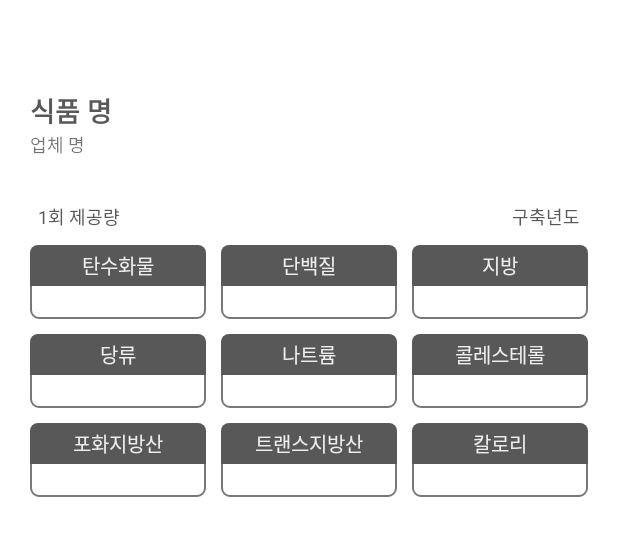
After one commit to GONI95/BMICalculator, an Android app: the layout layout_detail_food_ntr_irdnt.xml on its own in the app's theme, with its tools: preview values and no code run, on a phone screen of 412 x 824 dp. The commit adds this screen. Shown: the top 536 px of the screen. Run offline under Robolectric (Android 15) with nearby library versions, the phone set to English and light mode, and no system bars.

Commit message:
Feat : RecyclerView ItemDecoration 구현 / BottomSheetDialog 구현
1. 어디에서나 표시할 수 있는 BottomSheetDialogFragment를 이용하는 Madal을 사용해 구현
2. RecyclerView에 구분선을 그리기 위해 ItemDecoration을 상속받아 구현한 LinearDividerDecoration.kt / 구분선 역할을 디자인한 bg_divider_design.xml

Resolve: #7

```diff
--- /dev/null
+++ b/app/src/main/java/sang/gondroid/calingredientfood/presentation/util/Constants.kt
@@ -0,0 +1,5 @@
+package sang.gondroid.calingredientfood.presentation.util
+
+object Constants {
+    const val BOTTOM_SHEET_TAG : String = "FOOD_NTR_IRDNT_BOTTOM_SHEET"
+}
--- /dev/null
+++ b/app/src/main/res/drawable/bg_dome_bottom_design.xml
@@ -0,0 +1,18 @@
+<?xml version="1.0" encoding="utf-8"?>
+<layer-list xmlns:android="http://schemas.android.com/apk/res/android" >
+
+    <item
+        android:top="-2dp">
+        <shape>
+            <solid android:color="@android:color/transparent" />
+
+            <stroke
+                android:width="1dp"
+                android:color="@color/color_primary" />
+            <corners
+                android:bottomLeftRadius="5dp"
+                android:bottomRightRadius="5dp" />
+        </shape>
+    </item>
+
+</layer-list>
--- /dev/null
+++ b/app/src/main/res/drawable/bg_dome_top_design.xml
@@ -0,0 +1,8 @@
+<?xml version="1.0" encoding="UTF-8"?>
+<shape xmlns:android="http://schemas.android.com/apk/res/android"
+    android:shape="rectangle">
+    <solid android:color="@color/color_primary" />
+    <corners
+        android:topLeftRadius="5dp"
+        android:topRightRadius="5dp" />
+</shape>
--- /dev/null
+++ b/app/src/main/res/layout/layout_detail_food_ntr_irdnt.xml
@@ -0,0 +1,306 @@
+<?xml version="1.0" encoding="utf-8"?>
+<layout xmlns:android="http://schemas.android.com/apk/res/android"
+    xmlns:app="http://schemas.android.com/apk/res-auto"
+    xmlns:tools="http://schemas.android.com/tools">
+
+    <data>
+        <variable
+            name="model"
+            type="sang.gondroid.calingredientfood.domain.model.FoodNtrIrdntModel" />
+    </data>
+
+    <androidx.constraintlayout.widget.ConstraintLayout
+        android:layout_width="match_parent"
+        android:layout_height="wrap_content"
+        android:padding="10dp">
+
+        <TextView
+            android:id="@+id/foodNtrIrdnt_beginYear_textView"
+            android:layout_width="wrap_content"
+            android:layout_height="wrap_content"
+            android:layout_marginEnd="5dp"
+            android:text="@{@string/begin_year_desc_info(model.beginYear)}"
+            android:textColor="@color/color_on_secondary"
+            android:textSize="12sp"
+            app:layout_constraintEnd_toEndOf="@+id/foodNtrIrdnt_fat_textView"
+            app:layout_constraintTop_toTopOf="@+id/foodNtrIrdnt_serving_weight_textView"
+            tools:text="구축년도" />
+
+        <TextView
+            android:id="@+id/foodNtrIrdnt_description_kor_textView"
+            android:layout_width="0dp"
+            android:layout_height="wrap_content"
+            android:layout_marginStart="10dp"
+            android:layout_marginTop="50dp"
+            android:layout_marginEnd="10dp"
+            android:maxLines="2"
+            android:text="@{model.descriptionKOR}"
+            android:textColor="@color/color_on_secondary"
+            android:textSize="18sp"
+            android:textStyle="bold"
+            app:layout_constraintEnd_toEndOf="parent"
+            app:layout_constraintStart_toStartOf="parent"
+            app:layout_constraintTop_toTopOf="parent"
+            tools:text="식품 명" />
+
+        <TextView
+            android:id="@+id/foodNtrIrdnt_company_textView"
+            android:layout_width="0dp"
+            android:layout_height="wrap_content"
+            android:layout_marginEnd="10dp"
+            android:maxLines="1"
+            android:text="@{model.company}"
+            android:textSize="12sp"
+            app:layout_constraintEnd_toEndOf="@+id/foodNtrIrdnt_description_kor_textView"
+            app:layout_constraintStart_toStartOf="@+id/foodNtrIrdnt_description_kor_textView"
+            app:layout_constraintTop_toBottomOf="@+id/foodNtrIrdnt_description_kor_textView"
+            tools:text="업체 명" />
+
+        <TextView
+            android:id="@+id/foodNtrIrdnt_serving_weight_textView"
+            android:layout_width="0dp"
+            android:layout_height="wrap_content"
+            android:layout_marginStart="5dp"
+            android:layout_marginTop="30dp"
+            android:layout_marginEnd="10dp"
+            android:text="@{@string/serving_weight_desc_info(model.servingWeight)}"
+            android:textColor="@color/color_on_secondary"
+            android:textSize="12sp"
+            app:layout_constraintEnd_toStartOf="@+id/foodNtrIrdnt_beginYear_textView"
+            app:layout_constraintStart_toStartOf="@+id/foodNtrIrdnt_description_kor_textView"
+            app:layout_constraintTop_toBottomOf="@+id/foodNtrIrdnt_company_textView"
+            tools:text="1회 제공량" />
+
+        <!-- ==================================================== 구분선 ==================================================== -->
+
+        <TextView
+            android:id="@+id/foodNtrIrdnt_carbohydrate_textView"
+            style="@style/Theme.CalIngredientFood.Dome.Top.TextView"
+            android:layout_width="0dp"
+            android:layout_height="wrap_content"
+            android:layout_marginTop="10dp"
+            android:backgroundTint="@color/color_on_secondary"
+            android:text="@string/carbohydrate"
+            app:layout_constraintEnd_toStartOf="@+id/foodNtrIrdnt_protein_textView"
+            app:layout_constraintStart_toStartOf="@+id/foodNtrIrdnt_description_kor_textView"
+            app:layout_constraintTop_toBottomOf="@+id/foodNtrIrdnt_serving_weight_textView" />
+
+        <TextView
+            android:id="@+id/foodNtrIrdnt_carbohydrate_info_textView"
+            style="@style/Theme.CalIngredientFood.Dome.Bottom.TextView"
+            android:layout_width="0dp"
+            android:layout_height="wrap_content"
+            android:backgroundTint="@color/color_on_light_secondary"
+            android:text="@{@string/carbohydrate_info(model.carbohydrate)}"
+            app:layout_constraintEnd_toEndOf="@+id/foodNtrIrdnt_carbohydrate_textView"
+            app:layout_constraintHorizontal_bias="1.0"
+            app:layout_constraintStart_toStartOf="@+id/foodNtrIrdnt_carbohydrate_textView"
+            app:layout_constraintTop_toBottomOf="@+id/foodNtrIrdnt_carbohydrate_textView" />
+
+        <!-- ==================================================== 구분선 ==================================================== -->
+
+        <TextView
+            android:id="@+id/foodNtrIrdnt_protein_textView"
+            style="@style/Theme.CalIngredientFood.Dome.Top.TextView"
+            android:layout_width="0dp"
+            android:layout_height="wrap_content"
+            android:layout_marginStart="10dp"
+            android:backgroundTint="@color/color_on_secondary"
+            android:text="@string/protein"
+            app:layout_constraintEnd_toStartOf="@+id/foodNtrIrdnt_fat_textView"
+            app:layout_constraintStart_toEndOf="@+id/foodNtrIrdnt_carbohydrate_textView"
+            app:layout_constraintTop_toTopOf="@+id/foodNtrIrdnt_carbohydrate_textView" />
+
+        <TextView
+            android:id="@+id/foodNtrIrdnt_protein_info_textView"
+            style="@style/Theme.CalIngredientFood.Dome.Bottom.TextView"
+            android:layout_width="0dp"
+            android:layout_height="wrap_content"
+            android:backgroundTint="@color/color_on_light_secondary"
+            android:text="@{@string/protein_info(model.protein)}"
+            app:layout_constraintEnd_toEndOf="@+id/foodNtrIrdnt_protein_textView"
+            app:layout_constraintStart_toStartOf="@+id/foodNtrIrdnt_protein_textView"
+            app:layout_constraintTop_toBottomOf="@+id/foodNtrIrdnt_protein_textView" />
+
+        <!-- ==================================================== 구분선 ==================================================== -->
+
+        <TextView
+            android:id="@+id/foodNtrIrdnt_fat_textView"
+            style="@style/Theme.CalIngredientFood.Dome.Top.TextView"
+            android:layout_width="0dp"
+            android:layout_height="wrap_content"
+            android:layout_marginStart="10dp"
+            android:backgroundTint="@color/color_on_secondary"
+            android:text="@string/fat"
+            app:layout_constraintEnd_toEndOf="@+id/foodNtrIrdnt_description_kor_textView"
+            app:layout_constraintStart_toEndOf="@+id/foodNtrIrdnt_protein_textView"
+            app:layout_constraintTop_toTopOf="@+id/foodNtrIrdnt_carbohydrate_textView" />
+
+        <TextView
+            android:id="@+id/foodNtrIrdnt_fat_info_textView"
+            style="@style/Theme.CalIngredientFood.Dome.Bottom.TextView"
+            android:layout_width="0dp"
+            android:layout_height="wrap_content"
+            android:backgroundTint="@color/color_on_light_secondary"
+            android:text="@{@string/fat_info(model.fat)}"
+            app:layout_constraintEnd_toEndOf="@+id/foodNtrIrdnt_fat_textView"
+            app:layout_constraintStart_toStartOf="@+id/foodNtrIrdnt_fat_textView"
+            app:layout_constraintTop_toBottomOf="@+id/foodNtrIrdnt_fat_textView" />
+
+        <!-- ==================================================== 구분선 ==================================================== -->
+
+        <TextView
+            android:id="@+id/foodNtrIrdnt_sugar_textView"
+            style="@style/Theme.CalIngredientFood.Dome.Top.TextView"
+            android:layout_width="0dp"
+            android:layout_height="wrap_content"
+            android:layout_marginTop="10dp"
+            android:backgroundTint="@color/color_on_secondary"
+            android:text="@string/sugar"
+            app:layout_constraintEnd_toStartOf="@+id/foodNtrIrdnt_salt_textView"
+            app:layout_constraintStart_toStartOf="@+id/foodNtrIrdnt_description_kor_textView"
+            app:layout_constraintTop_toBottomOf="@+id/foodNtrIrdnt_carbohydrate_info_textView" />
+
+        <TextView
+            android:id="@+id/foodNtrIrdnt_sugar_info_textView"
+            style="@style/Theme.CalIngredientFood.Dome.Bottom.TextView"
+            android:layout_width="0dp"
+            android:layout_height="wrap_content"
+            android:backgroundTint="@color/color_on_light_secondary"
+            android:text="@{@string/sugar_info(model.sugar)}"
+            app:layout_constraintEnd_toEndOf="@+id/foodNtrIrdnt_sugar_textView"
+            app:layout_constraintStart_toStartOf="@+id/foodNtrIrdnt_sugar_textView"
+            app:layout_constraintTop_toBottomOf="@+id/foodNtrIrdnt_sugar_textView" />
+
+        <!-- ==================================================== 구분선 ==================================================== -->
+
+        <TextView
+            android:id="@+id/foodNtrIrdnt_salt_textView"
+            style="@style/Theme.CalIngredientFood.Dome.Top.TextView"
+            android:layout_width="0dp"
+            android:layout_height="wrap_content"
+            android:layout_marginStart="10dp"
+            android:backgroundTint="@color/color_on_secondary"
+            android:text="@string/salt"
+            app:layout_constraintEnd_toStartOf="@+id/foodNtrIrdnt_cholesterol_textView"
+            app:layout_constraintStart_toEndOf="@+id/foodNtrIrdnt_sugar_textView"
+            app:layout_constraintTop_toTopOf="@+id/foodNtrIrdnt_sugar_textView" />
+
+        <TextView
+            android:id="@+id/foodNtrIrdnt_salt_info_textView"
+            style="@style/Theme.CalIngredientFood.Dome.Bottom.TextView"
+            android:layout_width="0dp"
+            android:layout_height="wrap_content"
+            android:backgroundTint="@color/color_on_light_secondary"
+            android:text="@{@string/salt_info(model.salt)}"
+            app:layout_constraintEnd_toEndOf="@+id/foodNtrIrdnt_salt_textView"
+            app:layout_constraintHorizontal_bias="1.0"
+            app:layout_constraintStart_toStartOf="@+id/foodNtrIrdnt_salt_textView"
+            app:layout_constraintTop_toBottomOf="@+id/foodNtrIrdnt_salt_textView" />
+
+        <!-- ==================================================== 구분선 ==================================================== -->
+
+        <TextView
+            android:id="@+id/foodNtrIrdnt_cholesterol_textView"
+            style="@style/Theme.CalIngredientFood.Dome.Top.TextView"
+            android:layout_width="0dp"
+            android:layout_height="wrap_content"
+            android:layout_marginStart="10dp"
+            android:backgroundTint="@color/color_on_secondary"
+            android:text="@string/cholesterol"
+            app:layout_constraintEnd_toEndOf="@+id/foodNtrIrdnt_fat_textView"
+            app:layout_constraintStart_toEndOf="@+id/foodNtrIrdnt_salt_textView"
+            app:layout_constraintTop_toTopOf="@+id/foodNtrIrdnt_sugar_textView" />
+
+        <TextView
+            android:id="@+id/foodNtrIrdnt_cholesterol_info_textView"
+            style="@style/Theme.CalIngredientFood.Dome.Bottom.TextView"
+            android:layout_width="0dp"
+            android:layout_height="wrap_content"
+            android:backgroundTint="@color/color_on_light_secondary"
+            android:text="@{@string/cholesterol_info(model.cholesterol)}"
+            app:layout_constraintEnd_toEndOf="@+id/foodNtrIrdnt_cholesterol_textView"
+            app:layout_constraintStart_toStartOf="@+id/foodNtrIrdnt_cholesterol_textView"
+            app:layout_constraintTop_toBottomOf="@+id/foodNtrIrdnt_cholesterol_textView" />
+
+        <!-- ==================================================== 구분선 ==================================================== -->
+
+        <TextView
+            android:id="@+id/foodNtrIrdnt_saturatedFattyAcid_textView"
+            style="@style/Theme.CalIngredientFood.Dome.Top.TextView"
+            android:layout_width="0dp"
+            android:layout_height="wrap_content"
+            android:layout_marginTop="10dp"
+            android:backgroundTint="@color/color_on_secondary"
+            android:text="@string/saturated_fatty_acid"
+            app:layout_constraintEnd_toStartOf="@+id/foodNtrIrdnt_transFat_textView"
+            app:layout_constraintStart_toStartOf="@+id/foodNtrIrdnt_description_kor_textView"
+            app:layout_constraintTop_toBottomOf="@+id/foodNtrIrdnt_sugar_info_textView" />
+
+        <TextView
+            android:id="@+id/foodNtrIrdnt_saturatedFattyAcid_info_textView"
+            style="@style/Theme.CalIngredientFood.Dome.Bottom.TextView"
+            android:layout_width="0dp"
+            android:layout_height="wrap_content"
+            android:layout_marginBottom="5dp"
+            android:backgroundTint="@color/color_on_light_secondary"
+            android:text="@{@string/saturated_fatty_acid_info(model.saturatedFattyAcid)}"
+            app:layout_constraintBottom_toBottomOf="parent"
+            app:layout_constraintEnd_toEndOf="@+id/foodNtrIrdnt_saturatedFattyAcid_textView"
+            app:layout_constraintStart_toStartOf="@+id/foodNtrIrdnt_saturatedFattyAcid_textView"
+            app:layout_constraintTop_toBottomOf="@+id/foodNtrIrdnt_saturatedFattyAcid_textView" />
+
+        <!-- ==================================================== 구분선 ==================================================== -->
+
+        <TextView
+            android:id="@+id/foodNtrIrdnt_transFat_textView"
+            style="@style/Theme.CalIngredientFood.Dome.Top.TextView"
+            android:layout_width="0dp"
+            android:layout_height="wrap_content"
+            android:layout_marginStart="10dp"
+            android:backgroundTint="@color/color_on_secondary"
+            android:text="@string/trans_fat"
+            app:layout_constraintEnd_toStartOf="@+id/foodNtrIrdnt_calorie_textView"
+            app:layout_constraintStart_toEndOf="@+id/foodNtrIrdnt_saturatedFattyAcid_textView"
+            app:layout_constraintTop_toTopOf="@+id/foodNtrIrdnt_saturatedFattyAcid_textView" />
+
+        <TextView
+            android:id="@+id/foodNtrIrdnt_transFat_info_textView"
+            style="@style/Theme.CalIngredientFood.Dome.Bottom.TextView"
+            android:layout_width="0dp"
+            android:layout_height="wrap_content"
+            android:backgroundTint="@color/color_on_light_secondary"
+            android:text="@{@string/trans_fat_info(model.transFat)}"
+            app:layout_constraintBottom_toBottomOf="@+id/foodNtrIrdnt_saturatedFattyAcid_info_textView"
+            app:layout_constraintEnd_toEndOf="@+id/foodNtrIrdnt_transFat_textView"
+            app:layout_constraintStart_toStartOf="@+id/foodNtrIrdnt_transFat_textView"
+            app:layout_constraintTop_toBottomOf="@+id/foodNtrIrdnt_transFat_textView" />
+
+        <!-- ==================================================== 구분선 ==================================================== -->
+
+        <TextView
+            android:id="@+id/foodNtrIrdnt_calorie_textView"
+            style="@style/Theme.CalIngredientFood.Dome.Top.TextView"
+            android:layout_width="0dp"
+            android:layout_height="wrap_content"
+            android:layout_marginStart="10dp"
+            android:backgroundTint="@color/color_on_secondary"
+            android:text="@string/calorie"
+            app:layout_constraintEnd_toEndOf="@+id/foodNtrIrdnt_fat_textView"
+            app:layout_constraintStart_toEndOf="@+id/foodNtrIrdnt_transFat_textView"
+            app:layout_constraintTop_toTopOf="@+id/foodNtrIrdnt_saturatedFattyAcid_textView" />
+
+        <TextView
+            android:id="@+id/foodNtrIrdnt_calorie_info_textView"
+            style="@style/Theme.CalIngredientFood.Dome.Bottom.TextView"
+            android:layout_width="0dp"
+            android:layout_height="wrap_content"
+            android:backgroundTint="@color/color_on_light_secondary"
+            android:text="@{@string/calorie_info(model.calorie)}"
+            app:layout_constraintBottom_toBottomOf="@+id/foodNtrIrdnt_saturatedFattyAcid_info_textView"
+            app:layout_constraintEnd_toEndOf="@+id/foodNtrIrdnt_calorie_textView"
+            app:layout_constraintStart_toStartOf="@+id/foodNtrIrdnt_calorie_textView"
+            app:layout_constraintTop_toBottomOf="@+id/foodNtrIrdnt_calorie_textView" />
+
+    </androidx.constraintlayout.widget.ConstraintLayout>
+</layout>
--- a/app/src/main/res/values/strings.xml
+++ b/app/src/main/res/values/strings.xml
@@ -9,4 +9,25 @@
     <string name="three_major_ntr_desc_info">탄, 단, 지 : %s / %s / %s(g)</string>
     <string name="serving_weight_desc_info">1회 제공량 : %s(g)</string>
     <string name="begin_year_desc_info">구축년도 : %s년</string>
+
+
+    <string name="calorie">칼로리</string>
+    <string name="carbohydrate">탄수화물</string>
+    <string name="protein">단백질</string>
+    <string name="fat">지방</string>
+    <string name="sugar">당류</string>
+    <string name="salt">나트륨</string>
+    <string name="cholesterol">콜레스테롤</string>
+    <string name="saturated_fatty_acid">포화지방산</string>
+    <string name="trans_fat">트랜스지방산</string>
+
+    <string name="calorie_info">%s(kcal)</string>
+    <string name="carbohydrate_info">%s(g)</string>
+    <string name="protein_info">%s(g)</string>
+    <string name="fat_info">%s(g)</string>
+    <string name="sugar_info">%s(g)</string>
+    <string name="salt_info">%s(mg)</string>
+    <string name="cholesterol_info">%s(mg)</string>
+    <string name="saturated_fatty_acid_info">%s(g)</string>
+    <string name="trans_fat_info">%s(g)</string>
 </resources>
--- a/app/src/main/res/values/styles.xml
+++ b/app/src/main/res/values/styles.xml
@@ -46,11 +46,56 @@
       -->
     <style name="Theme.CalIngredientFood.Neumorphism.Small.Button" parent="Widget.Neumorph.Button">
         <item name="android:textColor">@color/color_on_light_secondary</item>
-        <item name="android:minHeight">50dp</item>
+        <item name="android:minHeight">48dp</item>
         <item name="android:minWidth">0dp</item>
         <item name="android:textSize">12sp</item>
         <item name="neumorph_shadowColorLight">@color/color_shadow_light</item>
         <item name="neumorph_shadowColorDark">@color/color_shadow_dark</item>
         <item name="neumorph_backgroundColor">@color/color_primary</item>
+        <item name="neumorph_shadowElevation">4dp</item>
+    </style>
+
+    <!--
+    식품 영양정보 상제 페이지(bottomSheet)에 쓰이는 TextView style
+    -->
+    <style name="Theme.CalIngredientFood.Dome.Top.TextView" parent="Widget.AppCompat.TextView">
+        <item name="android:background">@drawable/bg_dome_top_design</item>
+        <item name="android:textColor">@color/color_primary</item>
+        <item name="android:textSize">13sp</item>
+        <item name="android:gravity">center</item>
+        <item name="android:padding">3dp</item>
+    </style>
+
+    <!--
+    식품 영양정보 상제 페이지(bottomSheet)에 쓰이는 TextView style
+    -->
+    <style name="Theme.CalIngredientFood.Dome.Bottom.TextView" parent="Widget.AppCompat.TextView">
+        <item name="android:background">@drawable/bg_dome_bottom_design</item>
+        <item name="android:textColor">@color/color_on_light_secondary</item>
+        <item name="android:textSize">11sp</item>
+        <item name="android:gravity">center</item>
+        <item name="android:padding">3dp</item>
+    </style>
+
+    <!--
+   식품 영양정보 상제 페이지(bottomSheet)의 Rounded corners / NavigationBarColor 설정
+   bottomSheetStyle : custom design을 적용
+   windowIsFloating : true - dialog가 자식 사이즈만큼 사용 / false : dialog가 전체 화면을 사용
+                      false인 경우 navigationBarColor 속성이 적용됨
+   navigationBarColor : navigationBar 색상을 설정
+   -->
+    <style name="Theme.CalIngredientFood.BottomSheetDialog" parent="Theme.Design.Light.BottomSheetDialog">
+        <item name="bottomSheetStyle">@style/Theme.CalIngredientFood.BottomSheet.Modal</item>
+        <item name="android:windowIsFloating">false</item>
+        <item name="android:navigationBarColor">@color/color_primary</item>
+    </style>
+
+    <!--
+    BottomSheet에는 Persistent, Modal 두 종류 존재
+    Persistent : 특정 화면의 Layout에 속하도록 하며, Behavior 속성을 설정해야함
+    Modal : 안드로이드의 Toast처럼 어디에서나 표시할 수 있고, BottomSheetDialogFragment 사용
+    -->
+    <style name="Theme.CalIngredientFood.BottomSheet.Modal" parent="Widget.Design.BottomSheet.Modal">
+        <item name="android:background">@drawable/bg_bottom_sheet_design</item>
     </style>
 </resources>
```
Also changed, not shown: app/src/main/java/sang/gondroid/calingredientfood/presentation/calculator/CalculatorFragment.kt (+1 -6 lines), app/src/main/java/sang/gondroid/calingredientfood/presentation/util/BindingAdapters.kt (+7 -4 lines), app/src/main/java/sang/gondroid/calingredientfood/presentation/widget/LinearDividerDecoration.kt (added, +51 -0 lines), app/src/main/java/sang/gondroid/calingredientfood/presentation/widget/bottom_sheet/DetailFoodNtrIrdntBottomSheet.kt (added, +50 -0 lines), app/src/main/res/drawable/bg_bottom_sheet_design.xml (added, +23 -0 lines), app/src/main/res/drawable/bg_divider_design.xml (added, +19 -0 lines), app/src/main/res/layout/fragment_calculator.xml (+14 -20 lines), app/src/main/res/layout/layout_food_ntr_irdnt_item.xml (+13 -23 lines).
